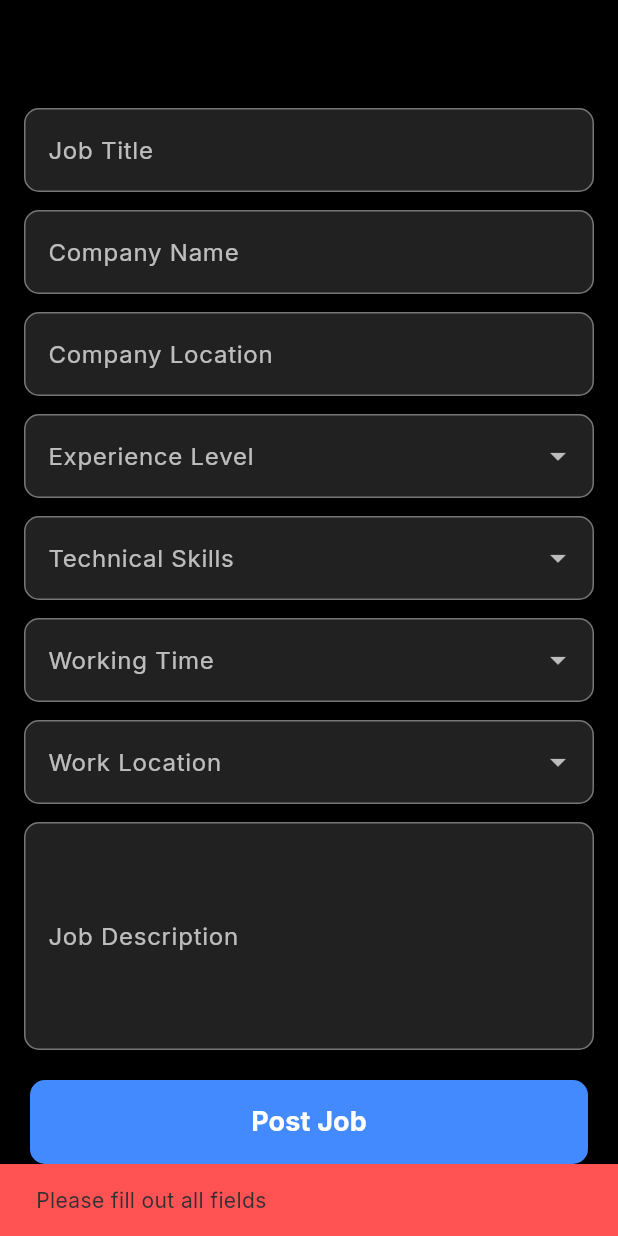
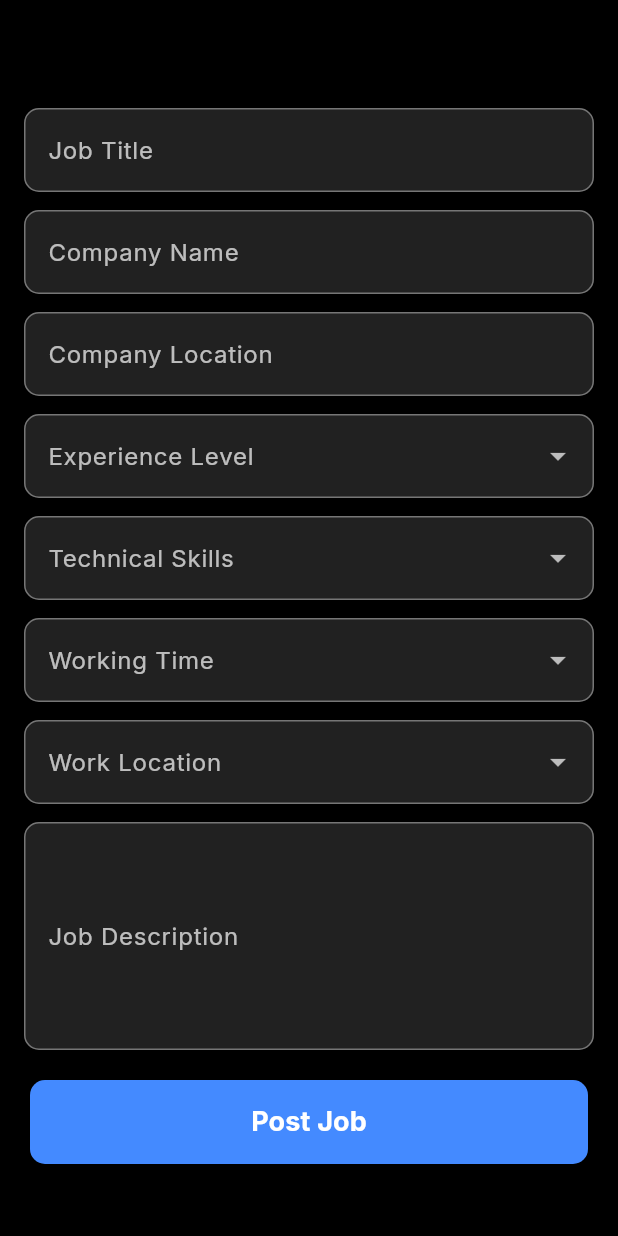
Before and after one commit to zeyadali06/LinkAI, a Flutter app: the CreateJobViewBody screen opened directly, after a tap on "Post Job", on a phone screen of 412 x 824 dp. Run offline on Flutter 3.47's test engine with Material 3 defaults, Android fonts, the phone set to English and light mode, and no system bars; our stand-ins replace avatar_glow, device_info_plus, flutter_bloc, font_awesome_flutter, get_it, go_router and 5 more; missing offline and left inert: flutter_sound; accounts and stored records are empty.

```diff
--- a/lib/features/createJob/presentation/views/widgets/createJob_view_body.dart
+++ b/lib/features/createJob/presentation/views/widgets/createJob_view_body.dart
@@ -1,4 +1,6 @@
 import 'package:flutter/material.dart';
+import 'my_textfield.dart';
+import 'my_dropdown.dart';
 
 class CreateJobViewBody extends StatefulWidget {
   const CreateJobViewBody({super.key});
@@ -38,8 +40,20 @@ class _CreateJobViewBodyState extends State<CreateJobViewBody> {
   ];
 
   final List<String> workingTimes = ["Full Time", "Part Time", "Internship"];
+  final List<String> workLocations = ["On-Site", "Remote", "Hybrid"];
 
-  final List<String> workLocations = ["On-Site", "Remote", "Hybrid"];
+  void postJob() {
+    titleController.clear();
+    companyController.clear();
+    locationController.clear();
+    descriptionController.clear();
+    setState(() {
+      selectedExperience = null;
+      selectedTechnicalSkill = null;
+      selectedWorkingTime = null;
+      selectedWorkLocation = null;
+    });
+  }
 
   @override
   Widget build(BuildContext context) {
@@ -55,71 +69,56 @@ class _CreateJobViewBodyState extends State<CreateJobViewBody> {
             child: Column(
               crossAxisAlignment: CrossAxisAlignment.start,
               children: [
-                // job title
-                textField(titleController, "Job Title"),
-
+                MyTextField(
+                    controller: titleController, labelText: "Job Title"),
                 const SizedBox(height: 12),
-
-                // company name
-                textField(companyController, "Company Name"),
-
+                MyTextField(
+                    controller: companyController, labelText: "Company Name"),
                 const SizedBox(height: 12),
-
-                // company location
-                textField(locationController, "Company Location"),
-
+                MyTextField(
+                    controller: locationController,
+                    labelText: "Company Location"),
                 const SizedBox(height: 12),
-
-                // experience
-                dropDown(
-                  "Experience Level",
-                  experienceLevels,
-                  selectedExperience,
-                  (value) => setState(() => selectedExperience = value),
+                MyDropdown(
+                  label: "Experience Level",
+                  items: experienceLevels,
+                  selectedValue: selectedExperience,
+                  onChanged: (value) =>
+                      setState(() => selectedExperience = value),
                 ),
-
                 const SizedBox(height: 12),
-
-                // tech skills
-                dropDown(
-                  "Technical Skills",
-                  technicalSkills,
-                  selectedTechnicalSkill,
-                  (value) => setState(() => selectedTechnicalSkill = value),
+                MyDropdown(
+                  label: "Technical Skills",
+                  items: technicalSkills,
+                  selectedValue: selectedTechnicalSkill,
+                  onChanged: (value) =>
+                      setState(() => selectedTechnicalSkill = value),
                 ),
-
                 const SizedBox(height: 12),
-
-                // working time
-                dropDown(
-                  "Working Time",
-                  workingTimes,
-                  selectedWorkingTime,
-                  (value) => setState(() => selectedWorkingTime = value),
+                MyDropdown(
+                  label: "Working Time",
+                  items: workingTimes,
+                  selectedValue: selectedWorkingTime,
+                  onChanged: (value) =>
+                      setState(() => selectedWorkingTime = value),
                 ),
-
                 const SizedBox(height: 12),
-
-                // work location
-                dropDown(
-                  "Work Location",
-                  workLocations,
-                  selectedWorkLocation,
-                  (value) => setState(() => selectedWorkLocation = value),
+                MyDropdown(
+                  label: "Work Location",
+                  items: workLocations,
+                  selectedValue: selectedWorkLocation,
+                  onChanged: (value) =>
+                      setState(() => selectedWorkLocation = value),
                 ),
-
                 const SizedBox(height: 12),
-
-                // job desc
-                textField(descriptionController, "Job Description",
+                MyTextField(
+                    controller: descriptionController,
+                    labelText: "Job Description",
                     maxLines: 5),
-
                 const SizedBox(height: 80),
               ],
             ),
           ),
-
-          // button
           Positioned(
             bottom: 20,
             left: 20,
@@ -134,9 +133,7 @@ class _CreateJobViewBodyState extends State<CreateJobViewBody> {
                     borderRadius: BorderRadius.circular(10),
                   ),
                 ),
-                onPressed: () {
-                  postJob();
-                },
+                onPressed: postJob,
                 child: const Text(
                   "Post Job",
                   style: TextStyle(
@@ -151,97 +148,4 @@ class _CreateJobViewBodyState extends State<CreateJobViewBody> {
       ),
     );
   }
-
-  // text field widget
-  Widget textField(TextEditingController controller, String labelText,
-      {int maxLines = 1}) {
-    return TextField(
-      controller: controller,
-      maxLines: maxLines,
-      style: const TextStyle(color: Colors.white),
-      decoration: InputDecoration(
-        labelText: labelText,
-        labelStyle: const TextStyle(color: Colors.white70),
-        enabledBorder: OutlineInputBorder(
-          borderSide: const BorderSide(color: Colors.white38),
-          borderRadius: BorderRadius.circular(10),
-        ),
-        focusedBorder: OutlineInputBorder(
-          borderSide: const BorderSide(color: Colors.blueAccent),
-          borderRadius: BorderRadius.circular(10),
-        ),
-        filled: true,
-        fillColor: Colors.grey[900],
-      ),
-    );
-  }
-
-  // drop down widget
-  Widget dropDown(String label, List<String> items, String? selectedValue,
-      Function(String?) onChanged) {
-    return DropdownButtonFormField<String>(
-      value: selectedValue,
-      dropdownColor: Colors.grey[900],
-      style: const TextStyle(color: Colors.white),
-      decoration: InputDecoration(
-        labelText: label,
-        labelStyle: const TextStyle(color: Colors.white70),
-        enabledBorder: OutlineInputBorder(
-          borderSide: const BorderSide(color: Colors.white38),
-          borderRadius: BorderRadius.circular(10),
-        ),
-        focusedBorder: OutlineInputBorder(
-          borderSide: const BorderSide(color: Colors.blueAccent),
-          borderRadius: BorderRadius.circular(10),
-        ),
-        filled: true,
-        fillColor: Colors.grey[900],
-      ),
-      items: items.map((String item) {
-        return DropdownMenuItem<String>(
-          value: item,
-          child: Text(item),
-        );
-      }).toList(),
-      onChanged: onChanged,
-    );
-  }
-
-  // button pressed
-  void postJob() {
-    if (titleController.text.isEmpty ||
-        companyController.text.isEmpty ||
-        locationController.text.isEmpty ||
-        selectedExperience == null ||
-        selectedTechnicalSkill == null ||
-        selectedWorkingTime == null ||
-        selectedWorkLocation == null ||
-        descriptionController.text.isEmpty) {
-      ScaffoldMessenger.of(context).showSnackBar(
-        const SnackBar(
-          content: Text("Please fill out all fields"),
-          backgroundColor: Colors.redAccent,
-        ),
-      );
-      return;
-    }
-
-    ScaffoldMessenger.of(context).showSnackBar(
-      const SnackBar(
-        content: Text("Job Posted Successfully!"),
-        backgroundColor: Colors.green,
-      ),
-    );
-
-    titleController.clear();
-    companyController.clear();
-    locationController.clear();
-    descriptionController.clear();
-    setState(() {
-      selectedExperience = null;
-      selectedTechnicalSkill = null;
-      selectedWorkingTime = null;
-      selectedWorkLocation = null;
-    });
-  }
 }
--- /dev/null
+++ b/lib/features/createJob/presentation/views/widgets/my_dropdown.dart
@@ -0,0 +1,46 @@
+import 'package:flutter/material.dart';
+
+class MyDropdown extends StatelessWidget {
+  final String label;
+  final List<String> items;
+  final String? selectedValue;
+  final Function(String?) onChanged;
+
+  const MyDropdown({
+    super.key,
+    required this.label,
+    required this.items,
+    required this.selectedValue,
+    required this.onChanged,
+  });
+
+  @override
+  Widget build(BuildContext context) {
+    return DropdownButtonFormField<String>(
+      value: selectedValue,
+      dropdownColor: Colors.grey[900],
+      style: const TextStyle(color: Colors.white),
+      decoration: InputDecoration(
+        labelText: label,
+        labelStyle: const TextStyle(color: Colors.white70),
+        enabledBorder: OutlineInputBorder(
+          borderSide: const BorderSide(color: Colors.white38),
+          borderRadius: BorderRadius.circular(10),
+        ),
+        focusedBorder: OutlineInputBorder(
+          borderSide: const BorderSide(color: Colors.blueAccent),
+          borderRadius: BorderRadius.circular(10),
+        ),
+        filled: true,
+        fillColor: Colors.grey[900],
+      ),
+      items: items.map((String item) {
+        return DropdownMenuItem<String>(
+          value: item,
+          child: Text(item),
+        );
+      }).toList(),
+      onChanged: onChanged,
+    );
+  }
+}
--- /dev/null
+++ b/lib/features/createJob/presentation/views/widgets/my_textfield.dart
@@ -0,0 +1,37 @@
+import 'package:flutter/material.dart';
+
+class MyTextField extends StatelessWidget {
+  final TextEditingController controller;
+  final String labelText;
+  final int maxLines;
+
+  const MyTextField({
+    super.key,
+    required this.controller,
+    required this.labelText,
+    this.maxLines = 1,
+  });
+
+  @override
+  Widget build(BuildContext context) {
+    return TextField(
+      controller: controller,
+      maxLines: maxLines,
+      style: const TextStyle(color: Colors.white),
+      decoration: InputDecoration(
+        labelText: labelText,
+        labelStyle: const TextStyle(color: Colors.white70),
+        enabledBorder: OutlineInputBorder(
+          borderSide: const BorderSide(color: Colors.white38),
+          borderRadius: BorderRadius.circular(10),
+        ),
+        focusedBorder: OutlineInputBorder(
+          borderSide: const BorderSide(color: Colors.blueAccent),
+          borderRadius: BorderRadius.circular(10),
+        ),
+        filled: true,
+        fillColor: Colors.grey[900],
+      ),
+    );
+  }
+}
--- a/lib/features/home/presentation/views/widgets/home_view_body.dart
+++ b/lib/features/home/presentation/views/widgets/home_view_body.dart
@@ -1,4 +1,5 @@
 import 'package:flutter/material.dart';
+import 'package:linkai/features/createJob/presentation/views/createJob_view.dart';
 import 'package:linkai/features/home/presentation/views/widgets/jobList.dart';
 
 class HomeViewBody extends StatefulWidget {
@@ -38,8 +39,15 @@ class _HomeViewBodyState extends State<HomeViewBody> {
         ),
         actions: [
           IconButton(
-            icon: const Icon(Icons.notifications, color: Colors.white),
-            onPressed: () {},
+            icon:
+                const Icon(Icons.add_circle_outline_sharp, color: Colors.white),
+            onPressed: () {
+              Navigator.push(
+                  context,
+                  MaterialPageRoute(
+                    builder: (context) => const CreatejobView(),
+                  ));
+            },
           ),
         ],
       ),
```
